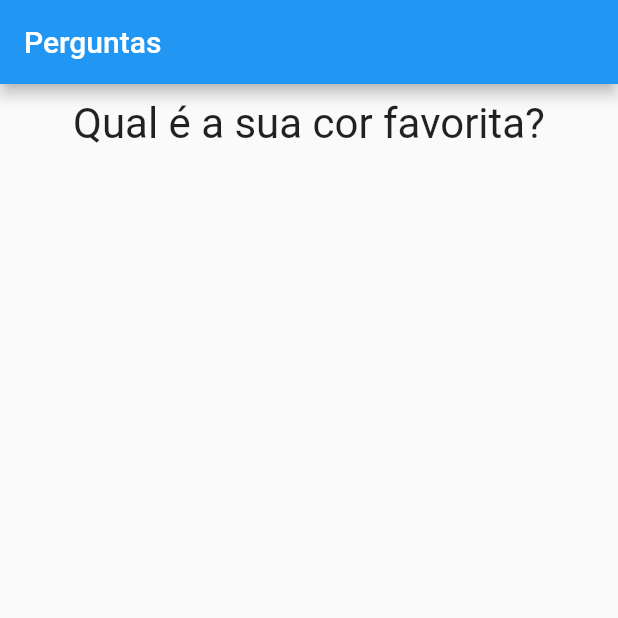
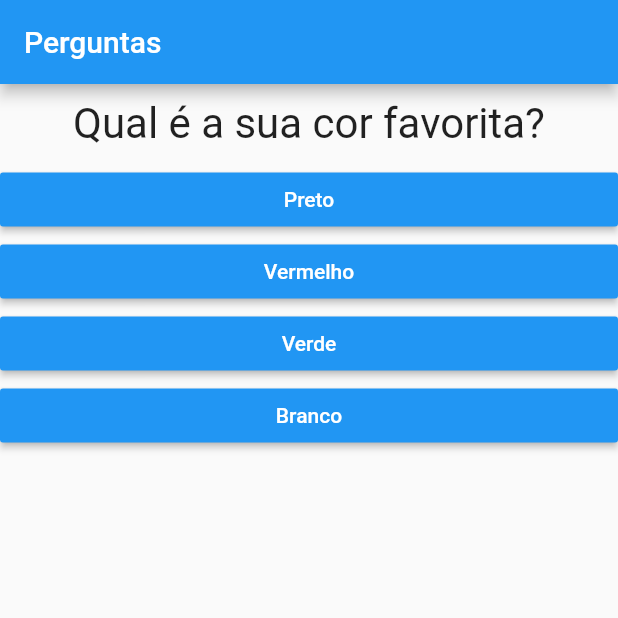
Before and after one commit to JoaoOliveiracc/flutter-quiz, a Flutter app: the screen it shows after launch, on a phone screen of 412 x 824 dp, the top half of it. Run offline on Flutter 3.47's test engine with Material 2 defaults, Android fonts, the phone set to English and light mode, and no system bars.

Commit message:
Correcting invalid question error

```diff
--- a/lib/main.dart
+++ b/lib/main.dart
@@ -6,18 +6,9 @@ import './answer.dart';
 main() => runApp(new PerguntaApp());
 
 class _PerguntaAppState extends State<PerguntaApp> {
-  var _perguntaSelecionada = 0;
+  var _selectedQuestion = 0;
 
-  void _answer() {
-    setState(() {
-      _perguntaSelecionada++;
-    });
-  }
-
-  @override
-  Widget build(BuildContext context) {
-
-    final List<Map<String, Object>> perguntas = [
+  final _questions = const [
     {
       'text': 'Qual é a sua cor favorita?',
       'answer': ['Preto', 'Vermelho', 'Verde', 'Branco'],
@@ -32,23 +23,34 @@ class _PerguntaAppState extends State<PerguntaApp> {
     }
   ];
 
-    List<Widget> answers = [];
+  void _answer() {
+    setState(() {
+      _selectedQuestion++;
+    });
+  }
 
-    for(var textAnswer in perguntas[_perguntaSelecionada]['answer']) {
-      answers.add(Answer(textAnswer, _answer));
+  bool get selectedQuestion {
+    return _selectedQuestion < _questions.length;
   }
+
+  @override
+  Widget build(BuildContext context) {
+
+    List<String> answers = selectedQuestion
+    ?_questions[_selectedQuestion]['answer']
+    :null;
 
     return MaterialApp(
       home: Scaffold(
         appBar: AppBar(
           title: Text('Perguntas'),
         ),
-        body: Column(
+        body: selectedQuestion ? Column(
           children: <Widget>[
-            Question(perguntas[_perguntaSelecionada]['text']),
-            ...answers,
+            Question(_questions[_selectedQuestion]['text']),
+            ...answers.map((text) => Answer(text, _answer)).toList(),
           ],
-        ),
+        ) : null,
       ),
     );
   }
```
Lines whose indentation alone changed are shown as unchanged.
